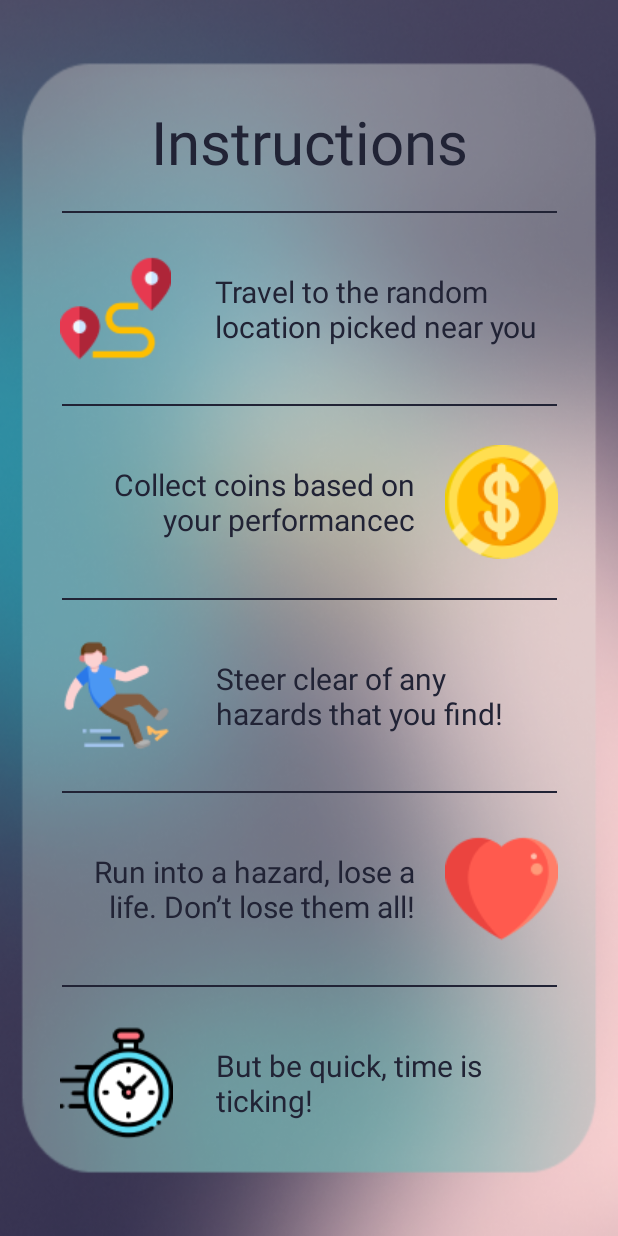
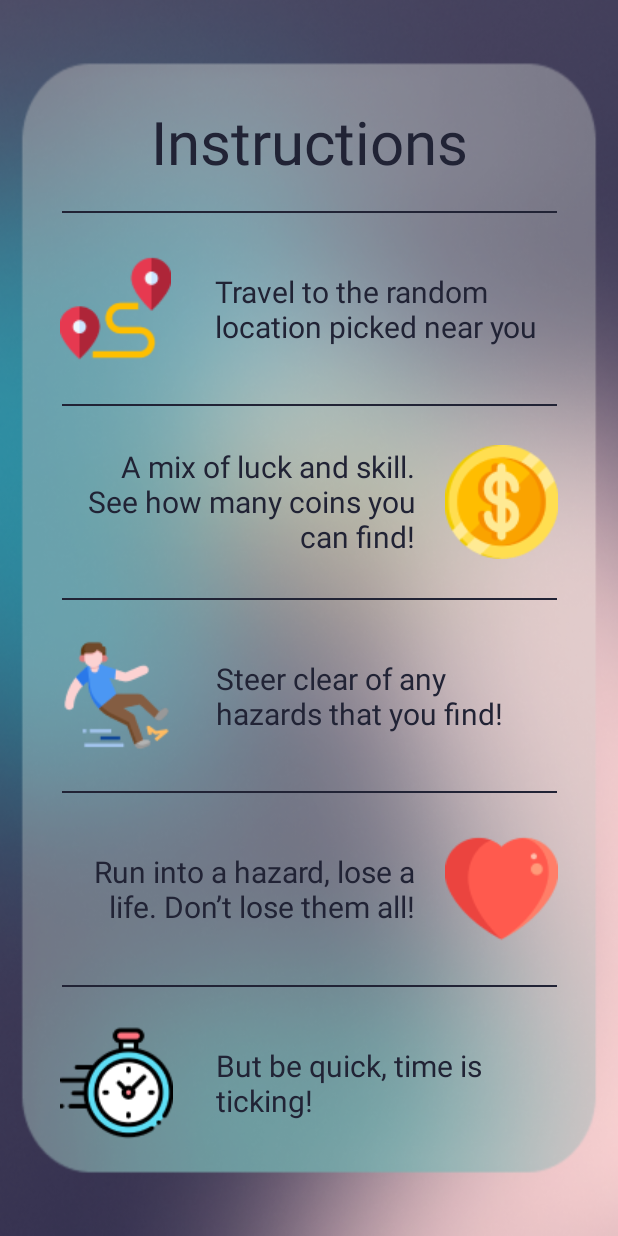
Before and after one commit to mansatCode/BathHack, an Android app: the screen it shows after launch (InstructionsActivity), after a tap on "Instructions", on a phone screen of 412 x 824 dp. Run offline under Robolectric (Android 15) with nearby library versions, the phone set to English and light mode, and no system bars; our stand-ins replace Firebase (no records; nobody signed in at launch, a user with empty details on screens opened directly).

```diff
--- a/app/src/main/res/values/strings.xml
+++ b/app/src/main/res/values/strings.xml
@@ -20,5 +20,5 @@
     <string name="summary_hazard_text">3 hazards avoided</string>
     <string name="summary_distance_text">0.45km travelled</string>
     <string name="summary_acolades_heading">Acolades</string>
-    <string name="summary_coin_text">Collect coins based on your performancec</string>
+    <string name="summary_coin_text">A mix of luck and skill. See how many coins you can find!</string>
 </resources>
```
Also changed, not shown: app/src/main/java/com/android/bathhack/PlayActivity.java (+8 -0 lines).
